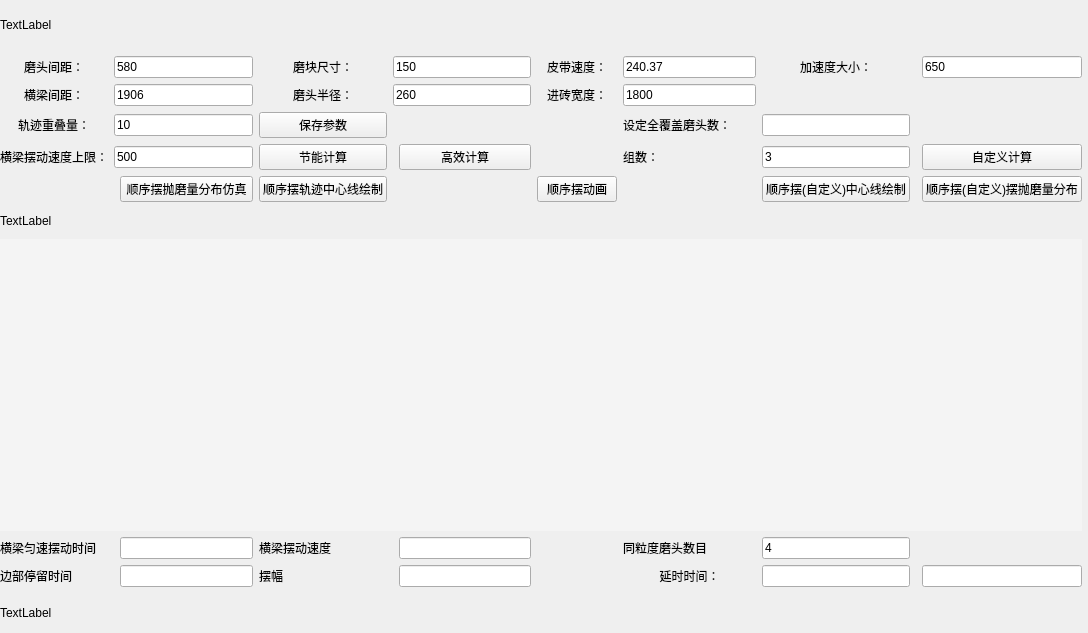
Qt form Double_Calc.ui (wuheideyun/PolishingParameterNew) before a commit.
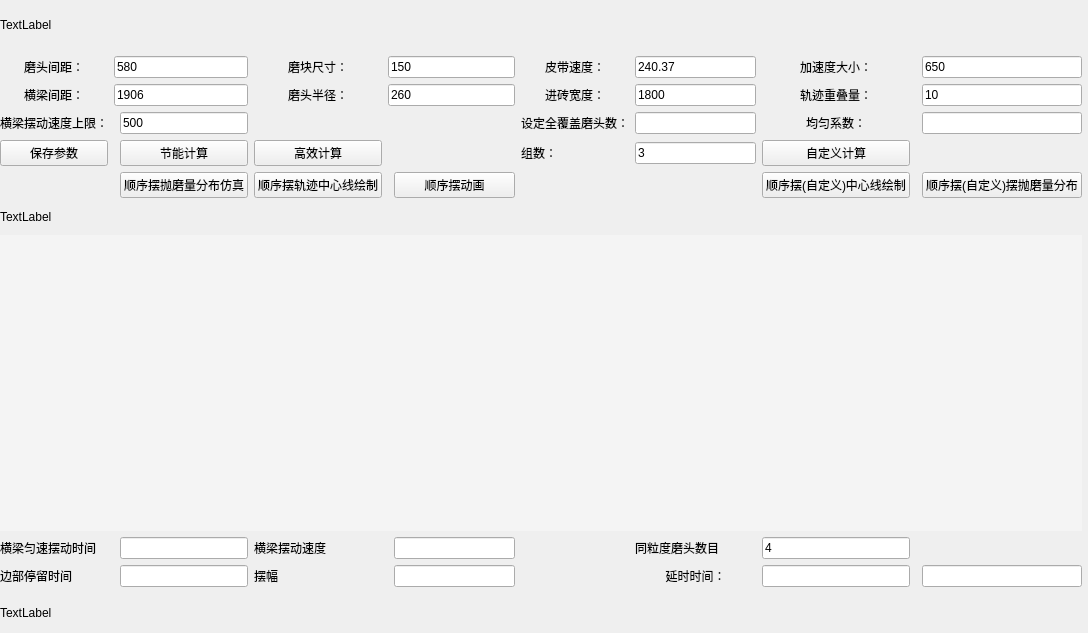
The same form after that commit.

Commit message: 界面元素调整

Diff of the .ui file:
```diff
--- a/Double_Calc.ui
+++ b/Double_Calc.ui
@@ -27,13 +27,6 @@
     <property name="bottomMargin">
      <number>0</number>
     </property>
-    <item row="4" column="8">
-     <widget class="QLineEdit" name="lineEdit_group_count">
-      <property name="text">
-       <string>3</string>
-      </property>
-     </widget>
-    </item>
     <item row="2" column="1" colspan="2">
      <widget class="QLineEdit" name="lineEdit_between_beam">
       <property name="text">
@@ -62,13 +55,6 @@
       </property>
      </widget>
     </item>
-    <item row="4" column="3">
-     <widget class="QPushButton" name="button_energy_calculate">
-      <property name="text">
-       <string>节能计算</string>
-      </property>
-     </widget>
-    </item>
     <item row="1" column="7">
      <widget class="QLineEdit" name="lineEdit_belt_speed">
       <property name="text">
@@ -76,27 +62,6 @@
       </property>
      </widget>
     </item>
-    <item row="4" column="5">
-     <widget class="QPushButton" name="button_efficient_calculate">
-      <property name="text">
-       <string>高效计算</string>
-      </property>
-     </widget>
-    </item>
-    <item row="4" column="0">
-     <widget class="QLabel" name="label_beam_speed_up">
-      <property name="text">
-       <string>&lt;html&gt;&lt;head/&gt;&lt;body&gt;&lt;p&gt;横梁摆动速度上限：&lt;/p&gt;&lt;/body&gt;&lt;/html&gt;</string>
-      </property>
-     </widget>
-    </item>
-    <item row="4" column="10">
-     <widget class="QPushButton" name="button_selfdefine_calculate">
-      <property name="text">
-       <string>自定义计算</string>
-      </property>
-     </widget>
-    </item>
     <item row="14" column="0" colspan="2">
      <widget class="QLabel" name="label_stay_time">
       <property name="text">
@@ -104,13 +69,6 @@
       </property>
      </widget>
     </item>
-    <item row="4" column="7">
-     <widget class="QLabel" name="label_group_count">
-      <property name="text">
-       <string>组数：</string>
-      </property>
-     </widget>
-    </item>
     <item row="13" column="0" colspan="2">
      <widget class="QLabel" name="label_beam_constant_time">
       <property name="text">
@@ -200,13 +158,6 @@
       </property>
      </widget>
     </item>
-    <item row="6" column="6">
-     <widget class="QPushButton" name="button_animation_order">
-      <property name="text">
-       <string>顺序摆动画</string>
-      </property>
-     </widget>
-    </item>
     <item row="7" column="0" colspan="11">
      <widget class="QLabel" name="label_middle">
       <property name="minimumSize">
@@ -308,30 +259,6 @@
       </property>
      </widget>
     </item>
-    <item row="3" column="8">
-     <widget class="QLineEdit" name="lineEdit_self_define_num"/>
-    </item>
-    <item row="3" column="3">
-     <widget class="QPushButton" name="button_save_parameter">
-      <property name="text">
-       <string>保存参数</string>
-      </property>
-     </widget>
-    </item>
-    <item row="4" column="1" colspan="2">
-     <widget class="QLineEdit" name="lineEdit_beam_speed_up">
-      <property name="text">
-       <string>500</string>
-      </property>
-     </widget>
-    </item>
-    <item row="3" column="7">
-     <widget class="QLabel" name="label_self_define_num">
-      <property name="text">
-       <string>设定全覆盖磨头数：</string>
-      </property>
-     </widget>
-    </item>
     <item row="1" column="6">
      <widget class="QLabel" name="label_belt_speed">
       <property name="text">
@@ -339,20 +266,6 @@
       </property>
      </widget>
     </item>
-    <item row="3" column="0">
-     <widget class="QLabel" name="label_overlap">
-      <property name="text">
-       <string>&lt;html&gt;&lt;head/&gt;&lt;body&gt;&lt;p align=&quot;center&quot;&gt;轨迹重叠量：&lt;/p&gt;&lt;/body&gt;&lt;/html&gt;</string>
-      </property>
-     </widget>
-    </item>
-    <item row="3" column="1" colspan="2">
-     <widget class="QLineEdit" name="lineEdit_overlap">
-      <property name="text">
-       <string>10</string>
-      </property>
-     </widget>
-    </item>
     <item row="14" column="10">
      <widget class="QLineEdit" name="lineEdit_self_delay_time">
       <property name="text">
@@ -391,6 +304,103 @@
       </property>
      </widget>
     </item>
+    <item row="3" column="6">
+     <widget class="QLabel" name="label_self_define_num">
+      <property name="text">
+       <string>设定全覆盖磨头数：</string>
+      </property>
+     </widget>
+    </item>
+    <item row="3" column="7">
+     <widget class="QLineEdit" name="lineEdit_self_define_num"/>
+    </item>
+    <item row="4" column="6">
+     <widget class="QLabel" name="label_group_count">
+      <property name="text">
+       <string>组数：</string>
+      </property>
+     </widget>
+    </item>
+    <item row="4" column="7">
+     <widget class="QLineEdit" name="lineEdit_group_count">
+      <property name="text">
+       <string>3</string>
+      </property>
+     </widget>
+    </item>
+    <item row="2" column="8">
+     <widget class="QLabel" name="label_overlap">
+      <property name="text">
+       <string>&lt;html&gt;&lt;head/&gt;&lt;body&gt;&lt;p align=&quot;center&quot;&gt;轨迹重叠量：&lt;/p&gt;&lt;/body&gt;&lt;/html&gt;</string>
+      </property>
+     </widget>
+    </item>
+    <item row="2" column="10">
+     <widget class="QLineEdit" name="lineEdit_overlap">
+      <property name="text">
+       <string>10</string>
+      </property>
+     </widget>
+    </item>
+    <item row="3" column="0">
+     <widget class="QLabel" name="label_beam_speed_up">
+      <property name="text">
+       <string>&lt;html&gt;&lt;head/&gt;&lt;body&gt;&lt;p&gt;横梁摆动速度上限：&lt;/p&gt;&lt;/body&gt;&lt;/html&gt;</string>
+      </property>
+     </widget>
+    </item>
+    <item row="3" column="2">
+     <widget class="QLineEdit" name="lineEdit_beam_speed_up">
+      <property name="text">
+       <string>500</string>
+      </property>
+     </widget>
+    </item>
+    <item row="4" column="0">
+     <widget class="QPushButton" name="button_save_parameter">
+      <property name="text">
+       <string>保存参数</string>
+      </property>
+     </widget>
+    </item>
+    <item row="4" column="2">
+     <widget class="QPushButton" name="button_energy_calculate">
+      <property name="text">
+       <string>节能计算</string>
+      </property>
+     </widget>
+    </item>
+    <item row="4" column="3">
+     <widget class="QPushButton" name="button_efficient_calculate">
+      <property name="text">
+       <string>高效计算</string>
+      </property>
+     </widget>
+    </item>
+    <item row="4" column="8">
+     <widget class="QPushButton" name="button_selfdefine_calculate">
+      <property name="text">
+       <string>自定义计算</string>
+      </property>
+     </widget>
+    </item>
+    <item row="6" column="5">
+     <widget class="QPushButton" name="button_animation_order">
+      <property name="text">
+       <string>顺序摆动画</string>
+      </property>
+     </widget>
+    </item>
+    <item row="3" column="8">
+     <widget class="QLabel" name="label_coefficient">
+      <property name="text">
+       <string>&lt;html&gt;&lt;head/&gt;&lt;body&gt;&lt;p align=&quot;center&quot;&gt;均匀系数：&lt;/p&gt;&lt;/body&gt;&lt;/html&gt;</string>
+      </property>
+     </widget>
+    </item>
+    <item row="3" column="10">
+     <widget class="QLineEdit" name="lineEdit_coefficient"/>
+    </item>
    </layout>
   </widget>
  </widget>
```
The commit also changes 6 other files.
